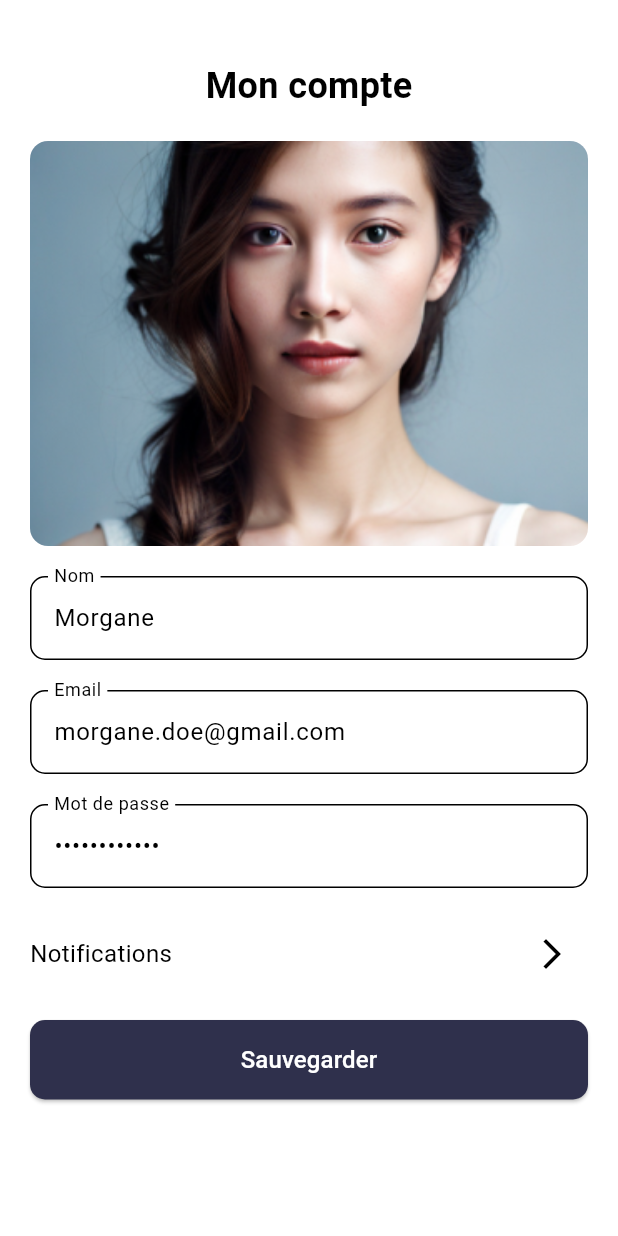
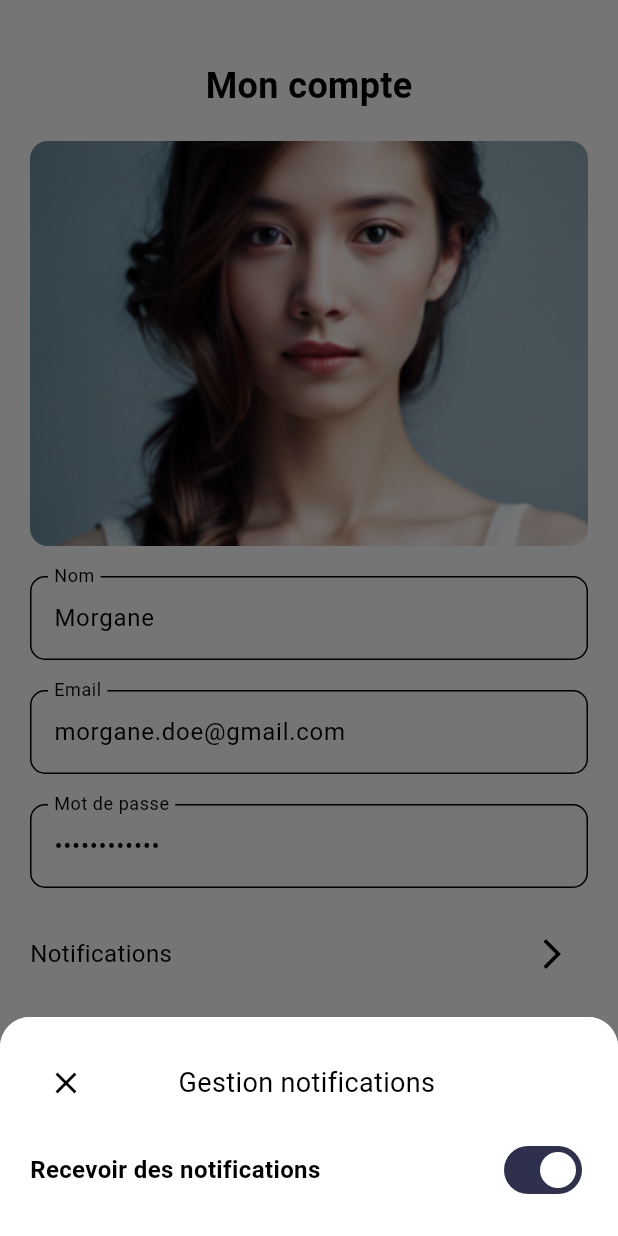
Before and after one commit to maths1009/secondsouffleapp, a Flutter app: the AccountContent widget shown alone on an empty page, opened directly, after a tap on the "arrow forward ios" icon, on a phone screen of 412 x 824 dp. Run offline on Flutter 3.47's test engine with Material 3 defaults, Android fonts, the light colour scheme and no system bars; our stand-ins replace flutter_map, latlong2.

Commit message:
✨Account page

```diff
--- a/lib/ui/screens/account.dart
+++ b/lib/ui/screens/account.dart
@@ -1,5 +1,7 @@
 import 'package:flutter/material.dart';
+import 'package:flutter/widgets.dart';
 import 'package:secondsouffleapp/ui/widgets/base_page.dart';
+import 'package:secondsouffleapp/ui/widgets/overlay.dart';
 
 class AccountPage extends BasePage {
   const AccountPage({super.key}) : super(selectedIndex: 2);
@@ -86,7 +88,27 @@ class AccountContent extends StatelessWidget {
                 ),
               ),
               IconButton(
-                onPressed: () {},
+                onPressed: () {
+                  showCustomOverlay(
+                    context,
+                    'Gestion notifications',
+                    Row(
+                      crossAxisAlignment: CrossAxisAlignment.center,
+                      mainAxisAlignment: MainAxisAlignment.spaceBetween,
+                      children: [
+                        const Text(
+                          'Recevoir des notifications',
+                          style: TextStyle(
+                              fontSize: 16, fontWeight: FontWeight.bold),
+                        ),
+                        Switch(
+                          value: true,
+                          onChanged: (bool newValue) {},
+                        ),
+                      ],
+                    ),
+                  );
+                },
                 icon: const Icon(Icons.arrow_forward_ios),
               ),
             ],
--- /dev/null
+++ b/lib/ui/widgets/overlay.dart
@@ -0,0 +1,60 @@
+import 'package:flutter/material.dart';
+
+void showCustomOverlay(BuildContext context, String title, Widget content) {
+  showModalBottomSheet(
+    context: context,
+    isScrollControlled: true,
+    shape: const RoundedRectangleBorder(
+      borderRadius: BorderRadius.vertical(top: Radius.circular(20)),
+    ),
+    builder: (BuildContext context) {
+      return CustomOverlayContent(title: title, content: content);
+    },
+  );
+}
+
+class CustomOverlayContent extends StatelessWidget {
+  final String title;
+  final Widget content;
+
+  const CustomOverlayContent(
+      {super.key, required this.title, required this.content});
+
+  @override
+  Widget build(BuildContext context) {
+    return Container(
+      padding: const EdgeInsets.all(20),
+      decoration: const BoxDecoration(
+        color: Colors.white,
+        borderRadius: BorderRadius.only(
+          topLeft: Radius.circular(20),
+          topRight: Radius.circular(20),
+        ),
+      ),
+      child: Column(
+        mainAxisSize: MainAxisSize.min,
+        crossAxisAlignment: CrossAxisAlignment.start,
+        children: [
+          Row(
+            children: [
+              IconButton(
+                icon: const Icon(Icons.close),
+                onPressed: () {
+                  Navigator.of(context).pop();
+                },
+              ),
+              const Spacer(),
+              Text(
+                title,
+                style: const TextStyle(fontSize: 18),
+              ),
+              const Spacer(flex: 2),
+            ],
+          ),
+          const SizedBox(height: 10),
+          content,
+        ],
+      ),
+    );
+  }
+}
```
